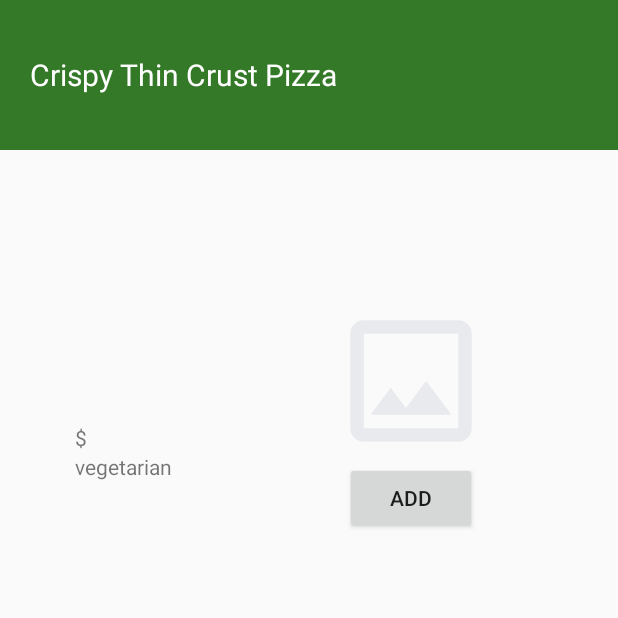
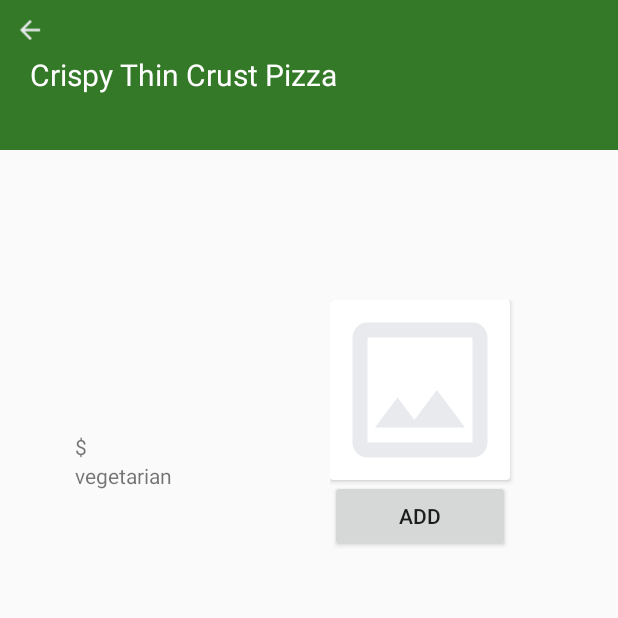
Before and after one commit to 11RothMony/Project-MAD, an Android app: the screen it shows after launch (MainActivity), on a phone screen of 412 x 824 dp, the top half of it. Run offline under Robolectric (Android 15) with nearby library versions, the phone set to English and light mode, and no system bars; our stand-ins replace Picasso; pictures from the network do not load.

Commit message:
show image

```diff
--- a/app/src/main/java/kh/edu/rupp/ite/projectmad/fragment/FragmentMenu.kt
+++ b/app/src/main/java/kh/edu/rupp/ite/projectmad/fragment/FragmentMenu.kt
@@ -7,6 +7,7 @@
 import android.view.ViewGroup
 import androidx.fragment.app.Fragment
 import androidx.fragment.app.viewModels
+import com.squareup.picasso.Picasso
 import kh.edu.rupp.ite.model.ApiResponse
 import kh.edu.rupp.ite.model.State
 import kh.edu.rupp.ite.projectmad.databinding.FragmentMenuBinding
@@ -70,6 +71,11 @@
         binding.price.text = ListMenu.price.toString()
         binding.vergetatial.text = ListMenu.isVegetarian.toString()
 
+        Picasso.get()
+            .load(ListMenu.image)
+            .into(binding.image)
+
+
     }
 
 
--- a/app/src/main/java/kh/edu/rupp/ite/projectmad/model/ListMenuKotlin.kt
+++ b/app/src/main/java/kh/edu/rupp/ite/projectmad/model/ListMenuKotlin.kt
@@ -3,7 +3,7 @@
 data class ListMenuKotlin(
     val id: Int,
     val name: String,
-//    val image: String,
+    val image: String,
     val price: Double,
     val size: String,
     val isVegetarian: Boolean,
--- /dev/null
+++ b/app/src/main/res/drawable/ic_arrowback_foreground.xml
@@ -0,0 +1,9 @@
+<vector xmlns:android="http://schemas.android.com/apk/res/android"
+    android:width="108dp"
+    android:height="108dp"
+    android:viewportWidth="960"
+    android:viewportHeight="960">
+  <path
+      android:pathData="m313,520 l224,224 -57,56 -320,-320 320,-320 57,56 -224,224h487v80L313,520Z"
+      android:fillColor="#e8eaed"/>
+</vector>
--- a/app/src/main/res/layout/fragment_menu.xml
+++ b/app/src/main/res/layout/fragment_menu.xml
@@ -10,9 +10,16 @@
         android:layout_height="100dp"
         android:background="@color/solid_green">
 
+
         <ImageView
-            android:layout_width="wrap_content"
-            android:layout_height="wrap_content" />
+            android:id="@+id/arrowback"
+            android:layout_width="20dp"
+            android:layout_height="20dp"
+            android:layout_marginStart="10dp"
+         android:layout_margin="10dp"
+            android:src="@drawable/ic_arrowback_foreground"
+            />
+
 
         <TextView
             android:layout_width="match_parent"
@@ -26,30 +33,35 @@
 
     <ScrollView
         android:layout_width="match_parent"
-        android:layout_height="match_parent">
+        android:layout_height="match_parent"
+        android:layout_marginTop="100dp">
 
         <RelativeLayout
             android:layout_width="match_parent"
             android:layout_height="wrap_content"
-            android:layout_marginTop="100dp">
+           >
 
             <LinearLayout
-                android:layout_width="wrap_content"
-                android:layout_height="wrap_content"
+                android:layout_width="match_parent"
+                android:layout_height="match_parent"
                 android:layout_marginLeft="100dp"
                 android:layout_toEndOf="@id/textview"
                 android:orientation="vertical">
 
-                <ImageView
-                    android:id="@+id/emptyimage"
-                    android:layout_width="wrap_content"
-                    android:layout_height="wrap_content"
-                    android:src="@drawable/ic_emptyimage_foreground" />
+                <androidx.cardview.widget.CardView
+                    android:layout_width="120dp"
+                    android:layout_height="120dp">
+
+                    <ImageView
+                        android:id="@+id/image"
+                        android:layout_width="match_parent"
+                        android:layout_height="match_parent"
+                        android:src="@drawable/ic_emptyimage_foreground" />
+                </androidx.cardview.widget.CardView>
 
                 <Button
-                    android:layout_width="wrap_content"
+                    android:layout_width="120dp"
                     android:layout_height="wrap_content"
-                    android:layout_marginLeft="10dp"
                     android:text="@string/add" />
             </LinearLayout>
 
@@ -96,11 +108,13 @@
                 <LinearLayout
                     android:layout_width="wrap_content"
                     android:layout_height="wrap_content">
+
                     <TextView
                         android:layout_width="wrap_content"
                         android:layout_height="wrap_content"
                         android:layout_marginRight="5dp"
                         android:text="vegetarian" />
+
                     <TextView
                         android:id="@+id/vergetatial"
                         android:layout_width="wrap_content"
--- /dev/null
+++ b/app/src/main/res/mipmap-anydpi-v26/ic_arrowback.xml
@@ -0,0 +1,5 @@
+<?xml version="1.0" encoding="utf-8"?>
+<adaptive-icon xmlns:android="http://schemas.android.com/apk/res/android">
+    <background android:drawable="@drawable/ic_arrowback_background"/>
+    <foreground android:drawable="@drawable/ic_arrowback_foreground"/>
+</adaptive-icon>
--- /dev/null
+++ b/app/src/main/res/mipmap-anydpi-v26/ic_arrowback_round.xml
@@ -0,0 +1,5 @@
+<?xml version="1.0" encoding="utf-8"?>
+<adaptive-icon xmlns:android="http://schemas.android.com/apk/res/android">
+    <background android:drawable="@drawable/ic_arrowback_background"/>
+    <foreground android:drawable="@drawable/ic_arrowback_foreground"/>
+</adaptive-icon>
```
Also changed, not shown: app/src/main/res/drawable/ic_arrowback_background.xml (added, +74 -0 lines), app/src/main/ic_arrowback-playstore.png (added), app/src/main/res/mipmap-hdpi/ic_arrowback.webp (added), app/src/main/res/mipmap-hdpi/ic_arrowback_round.webp (added), app/src/main/res/mipmap-mdpi/ic_arrowback.webp (added), app/src/main/res/mipmap-mdpi/ic_arrowback_round.webp (added), app/src/main/res/mipmap-xhdpi/ic_arrowback.webp (added), app/src/main/res/mipmap-xhdpi/ic_arrowback_round.webp (added), app/src/main/res/mipmap-xxhdpi/ic_arrowback.webp (added), app/src/main/res/mipmap-xxhdpi/ic_arrowback_round.webp (added), app/src/main/res/mipmap-xxxhdpi/ic_arrowback.webp (added), app/src/main/res/mipmap-xxxhdpi/ic_arrowback_round.webp (added).
